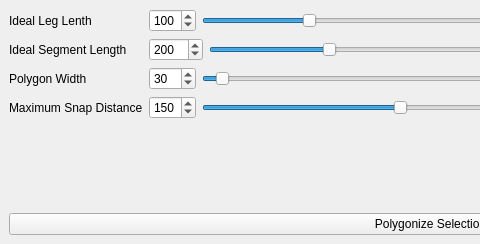
frankhereford/qgis-polygonizer, file polygonizer_dockwidget_base.ui: the form before one commit; both pictures show x 0 to 480 and y 0 to 244 of the 861 by 244 pixel window.
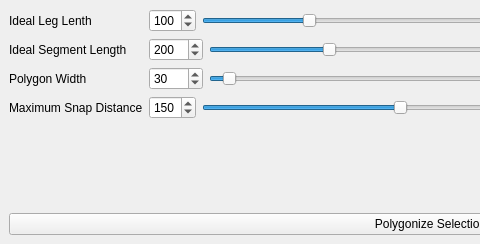
The form after the commit.

Commit message: Update maximum value in polygonizer_dockwidget_base.ui

Patch:
```diff
--- a/polygonizer_dockwidget_base.ui
+++ b/polygonizer_dockwidget_base.ui
@@ -122,7 +122,7 @@
            <number>10</number>
           </property>
           <property name="maximum">
-           <number>100</number>
+           <number>1000</number>
           </property>
           <property name="value">
            <number>30</number>
```
